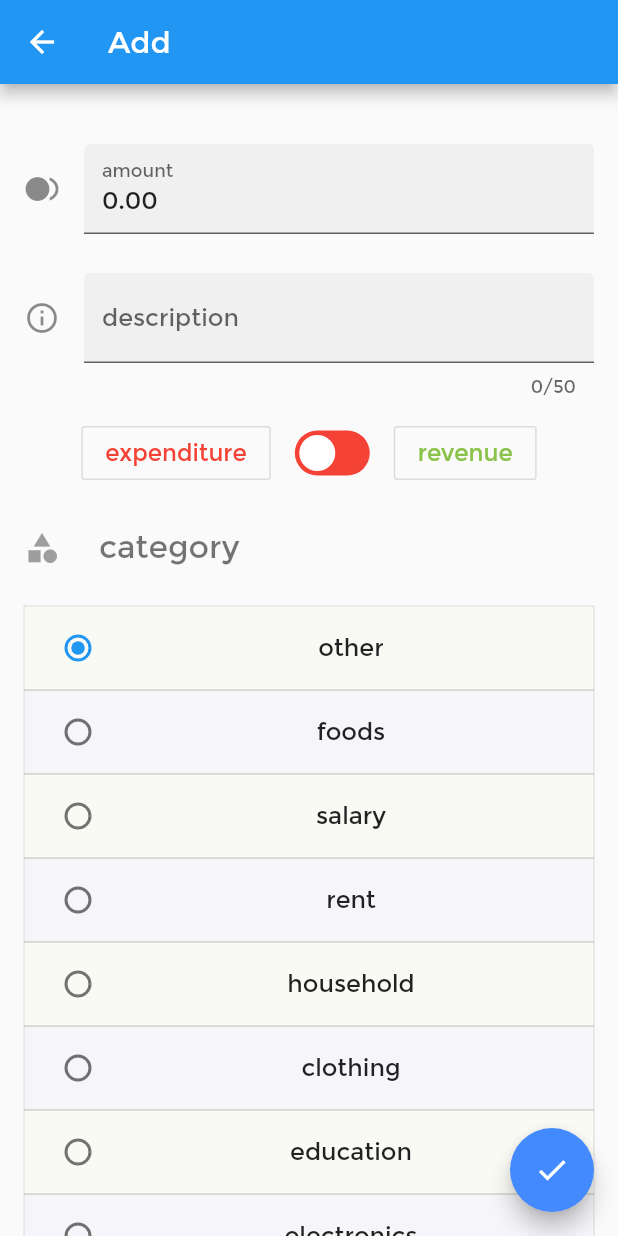
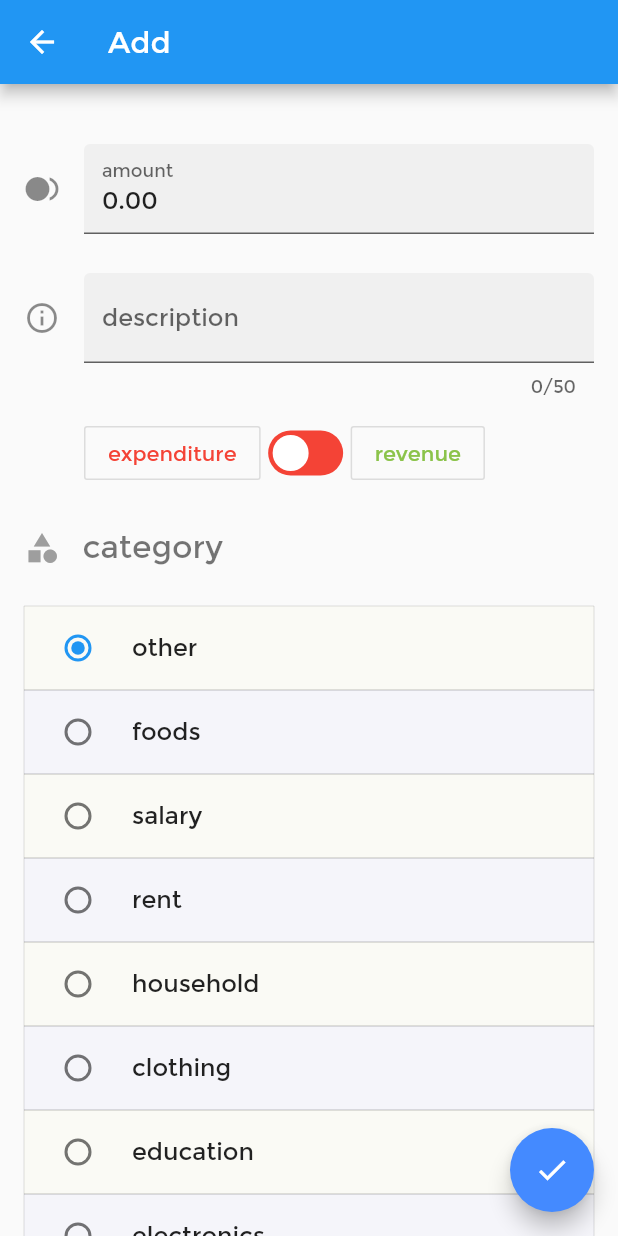
Before and after one commit to Chralt98/Eyemoney, a Flutter app: the Adding screen opened directly with empty values, on a phone screen of 412 x 824 dp. Run offline on Flutter 3.47's test engine with Material 2 defaults, Android fonts, the phone set to English and light mode, and no system bars; our stand-ins replace flutter_masked_text, month_picker_dialog, shared_preferences, sqflite; accounts and stored records are empty.

Commit message:
layout for every screen

```diff
--- a/lib/screens/adding.dart
+++ b/lib/screens/adding.dart
@@ -112,7 +112,10 @@ class _AddingState extends State<Adding> {
                 title: Container(
                   height: 48,
                   child: FittedBox(
-                    child: Text(item),
+                    alignment: Alignment.centerLeft,
+                    child: Text(
+                      item,
+                    ),
                     fit: BoxFit.scaleDown,
                   ),
                 ),
@@ -232,25 +235,29 @@ class _AddingState extends State<Adding> {
 
   Widget _getSignSelection(BuildContext context) {
     return Container(
+        alignment: Alignment.centerLeft,
         child: Wrap(
           children: <Widget>[
+            SizedBox(
+              width: 40,
+            ),
             OutlineButton(
                 onPressed: () {
                   setState(() {
                     this._crazySwitch = CrazySwitch(isChecked: false);
                   });
                 },
-            child: Text(AppLocalizations.of(context).expenditure, style: TextStyle(color: Colors.red), textScaleFactor: 1.1)),
-        SizedBox(width: 16),
+                child: Text(AppLocalizations.of(context).expenditure, style: TextStyle(color: Colors.red))),
+            SizedBox(width: 5),
             this._crazySwitch ?? CrazySwitch(isChecked: false),
-        SizedBox(width: 16),
+            SizedBox(width: 5),
             OutlineButton(
                 onPressed: () {
                   setState(() {
                     this._crazySwitch = CrazySwitch(isChecked: true);
                   });
                 },
-            child: Text(AppLocalizations.of(context).revenue, style: TextStyle(color: Colors.lightGreen), textScaleFactor: 1.1)),
+                child: Text(AppLocalizations.of(context).revenue, style: TextStyle(color: Colors.lightGreen))),
           ],
           crossAxisAlignment: WrapCrossAlignment.center,
           direction: Axis.horizontal,
@@ -266,7 +273,7 @@ class _AddingState extends State<Adding> {
             Icons.category,
             color: Colors.grey,
           ),
-          SizedBox(width: 26),
+          SizedBox(width: 15),
           Text(
             AppLocalizations.of(context).category,
             style: TextStyle(color: Colors.black54),
```
Also changed, not shown: lib/screens/home.dart (+7 -2 lines). Lines whose indentation alone changed are shown as unchanged.
